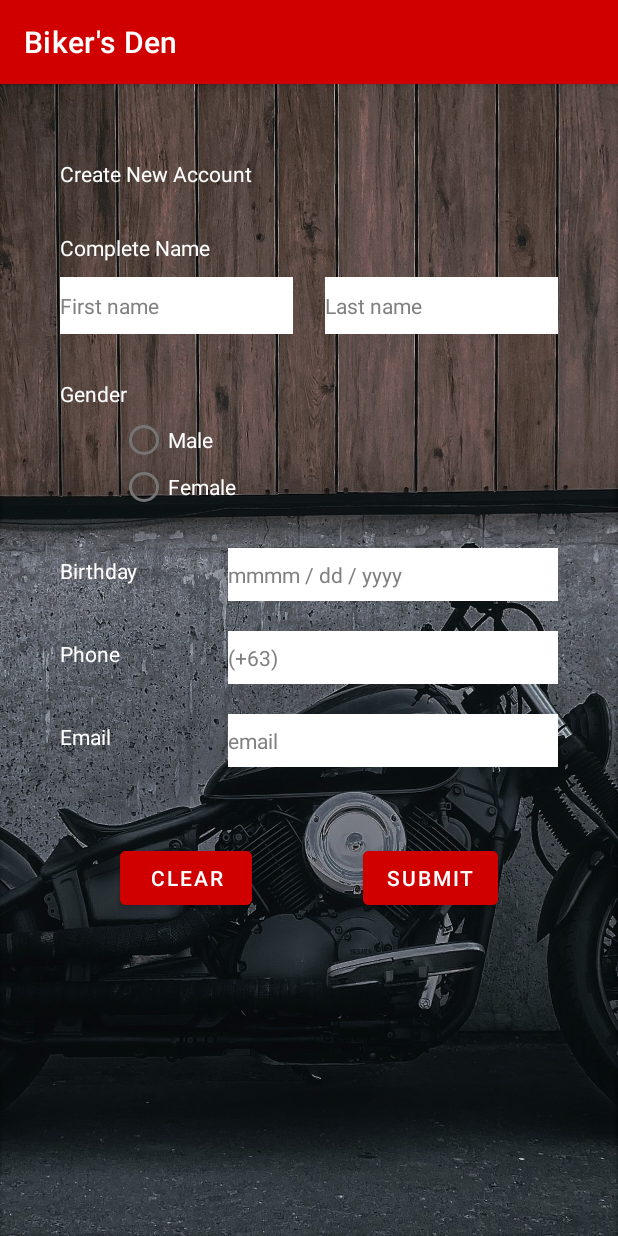
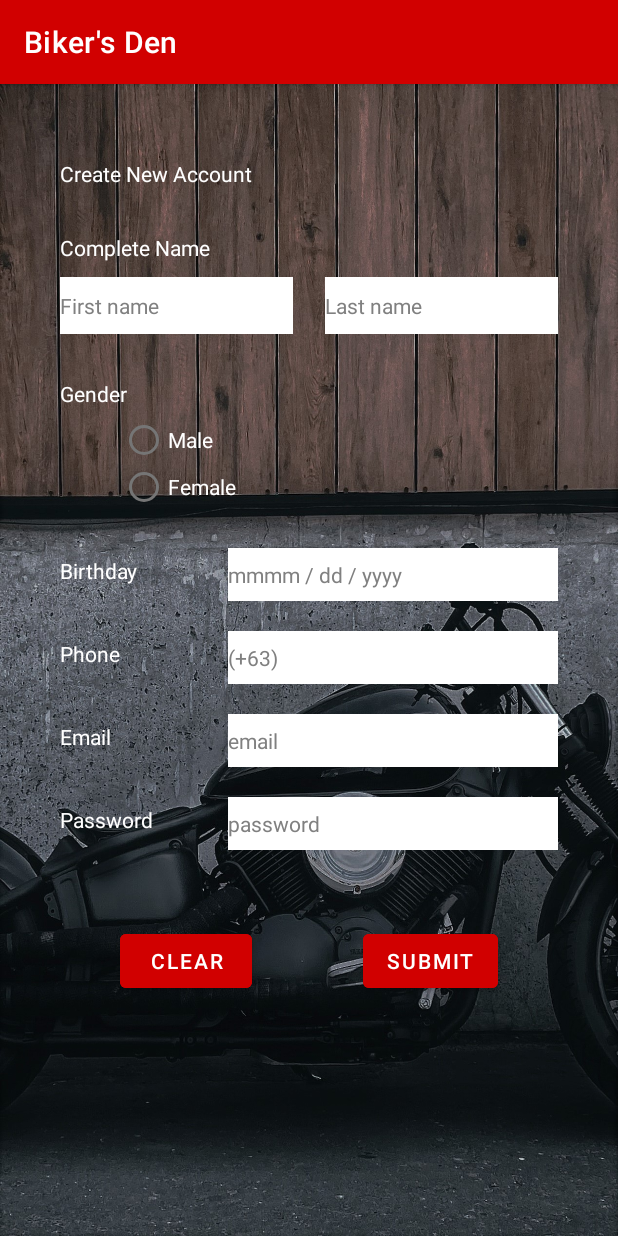
Before and after one commit to harenzp/Biker-s-Den, an Android app: the SignUp screen opened directly, with no data from a screen before it, after a tap on "SUBMIT", on a phone screen of 412 x 824 dp. Run offline under Robolectric (Android 15) with nearby library versions, the phone set to English and light mode, and no system bars.

Commit message:
nabutngan nag password

```diff
--- a/app/src/main/java/com/project/bikersden/DatabaseManager.java
+++ b/app/src/main/java/com/project/bikersden/DatabaseManager.java
@@ -1,6 +1,7 @@
 package com.project.bikersden;
 
 
+import android.database.Cursor;
 import android.database.sqlite.*;
 import android.content.*;
 
@@ -17,15 +18,18 @@ public class DatabaseManager extends SQLiteOpenHelper{
     public static final String columnPHONE = "phone";
     public static final String columnGENDER = "gender";
 
+    public static final String columnPassword  = "password";
+
+
 
     public DatabaseManager(@Nullable Context context) {
-       super(context,  "accountuser.db",null,1);
+       super(context,  "useraccounts.db",null,1);
     }
 
     @Override
     public void onCreate(SQLiteDatabase db) {
         String makeTable = "CREATE TABLE " + columnUSER + "(" + columnID + " INTEGER PRIMARY KEY AUTOINCREMENT, " + columnNAME + " TEXT, " + columnBDAY +
-                " TEXT, " + columnGMAIL + " TEXT, " + columnPHONE + " TEXT, " + columnGENDER + " TEXT)";
+                " TEXT, " + columnGMAIL + " TEXT, " + columnPassword +" TEXT, "+ columnPHONE + " TEXT, " + columnGENDER + " TEXT)";
         db.execSQL(makeTable);
     }
 
@@ -35,22 +39,61 @@ public class DatabaseManager extends SQLiteOpenHelper{
     }
 
 
-    public String addAccount(String name, String bday, String gmail, String phone, String gender){
+    public String addAccount(String name, String bday, String email,String password, String phone, String gender){
         SQLiteDatabase db = this.getWritableDatabase();
         ContentValues values = new ContentValues();
 
 
         values.put(columnNAME, name);
         values.put(columnBDAY, bday);
-        values.put(columnGMAIL, gmail);
+        values.put(columnGMAIL, email);
+        values.put(columnPassword,password);
         values.put(columnPHONE, phone);
         values.put(columnGENDER, gender);
 
         long result = db.insert(columnUSER,null,values);
+        db.close();
             if(result == -1){
-              return "Failed";
+              return "Account Creation Failed";
             }
-            return "Success";
+            return "Account Created";
+    }
+
+    public boolean loginAccount(String gmail, String password){
+
+
+        SQLiteDatabase db = this.getReadableDatabase();
+        String[] projection = {
+                "gmail",
+                "password"
+        };
+
+        // Define the selection criteria
+        String selection = "gmail = ? AND password = ?";
+        String[] selectionArgs = { gmail, password };
+
+        // Query the user table
+        Cursor cursor = db.query(
+                "user",
+                projection,
+                selection,
+                selectionArgs,
+                null,
+                null,
+                null
+        );
+
+        // Check if the cursor has any rows
+        boolean result = cursor.moveToFirst();
+
+        // Close the cursor and database when finished
+        cursor.close();
+        db.close();
+
+        // Return the result
+        return result;
+
+
     }
 
 }
--- a/app/src/main/java/com/project/bikersden/SignUp.java
+++ b/app/src/main/java/com/project/bikersden/SignUp.java
@@ -11,10 +11,10 @@ import android.widget.Toast;
 
 public class SignUp extends AppCompatActivity implements View.OnClickListener {
 
-    private EditText firstNameText, lastNameText, bdayText, phoneText, emailText;
+    private EditText firstNameText, lastNameText, bdayText, phoneText, emailText,passwordText;
     private RadioButton male, female;
     private Button clear, submit;
-    private String firstName, lastName, bday, phone, email, name, gender;
+    private String firstName, lastName, bday, phone, email, name, gender,password;
 
     @Override
     protected void onCreate(Bundle savedInstanceState) {
@@ -26,13 +26,11 @@ public class SignUp extends AppCompatActivity implements View.OnClickListener {
         bdayText = (EditText) findViewById(R.id.bday);
         phoneText = (EditText) findViewById(R.id.phone);
         emailText = (EditText) findViewById(R.id.email);
-
+        passwordText = (EditText) findViewById(R.id.password);
         male = (RadioButton) findViewById(R.id.btnMale);
         female = (RadioButton) findViewById(R.id.btnFemale);
-
         clear = (Button) findViewById(R.id.btnClear);
         submit = (Button) findViewById(R.id.btnSubmit);
-
         submit.setOnClickListener(this);
         clear.setOnClickListener(this);
 
@@ -52,9 +50,14 @@ public class SignUp extends AppCompatActivity implements View.OnClickListener {
                 bday = bdayText.getText().toString().trim();
                 phone = phoneText.getText().toString().trim();
                 email = emailText.getText().toString().trim();
-                gender = "male";
+                password = passwordText.getText().toString().trim();
+                if(male.isSelected()){
+                    gender = "male";
+                }else{
+                    gender = "female";
+                }
                 DatabaseManager db = new DatabaseManager(SignUp.this);
-              String success =  db.addAccount(name,bday,email,phone,gender);
+                String success =  db.addAccount(name,bday,email,password,phone,gender);
                 Toast.makeText(SignUp.this,success, Toast.LENGTH_SHORT).show();
                 break;
             case R.id.btnClear:
@@ -70,4 +73,6 @@ public class SignUp extends AppCompatActivity implements View.OnClickListener {
 
 
 
+
+
 }
--- a/app/src/main/res/layout/activity_sign_up.xml
+++ b/app/src/main/res/layout/activity_sign_up.xml
@@ -65,7 +65,7 @@
         android:backgroundTint="@color/red"
         android:text="Clear"
         app:layout_constraintStart_toStartOf="parent"
-        app:layout_constraintTop_toBottomOf="@+id/email" />
+        app:layout_constraintTop_toBottomOf="@+id/password" />
 
     <EditText
         android:id="@+id/email"
@@ -116,10 +116,10 @@
         android:layout_height="wrap_content"
         android:layout_marginTop="50dp"
         android:layout_marginEnd="80dp"
+        android:backgroundTint="@color/red"
         android:text="Submit"
-        android:backgroundTint="@color/red"
         app:layout_constraintEnd_toEndOf="parent"
-        app:layout_constraintTop_toBottomOf="@+id/email" />
+        app:layout_constraintTop_toBottomOf="@+id/password" />
 
     <TextView
         android:id="@+id/textView4"
@@ -197,4 +197,31 @@
         app:layout_constraintStart_toStartOf="parent"
         app:layout_constraintTop_toTopOf="parent" />
 
+    <EditText
+        android:id="@+id/password"
+        android:layout_width="220dp"
+        android:layout_height="35dp"
+        android:layout_marginTop="20dp"
+        android:layout_marginEnd="40dp"
+        android:ems="10"
+        android:textColorHint="@color/gray"
+        android:background="@color/white"
+        android:textColor="@color/black"
+        android:hint="password"
+        android:textSize="14sp"
+        android:inputType="textPassword"
+        app:layout_constraintEnd_toEndOf="parent"
+        app:layout_constraintTop_toBottomOf="@+id/email" />
+
+    <TextView
+        android:id="@+id/textView"
+        android:layout_width="wrap_content"
+        android:layout_height="wrap_content"
+        android:layout_marginStart="40dp"
+        android:layout_marginTop="25dp"
+        android:text="Password"
+        android:textColor="@color/white"
+        app:layout_constraintStart_toStartOf="parent"
+        app:layout_constraintTop_toBottomOf="@+id/email" />
+
 </androidx.constraintlayout.widget.ConstraintLayout>
```
